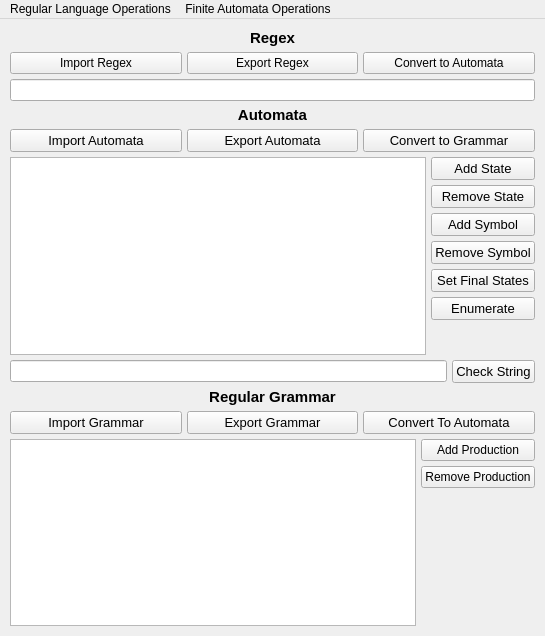
Above: ui/mainwindow.ui from JoaoFagundes/INE5421-T1 before the change. Below: the same form after it.
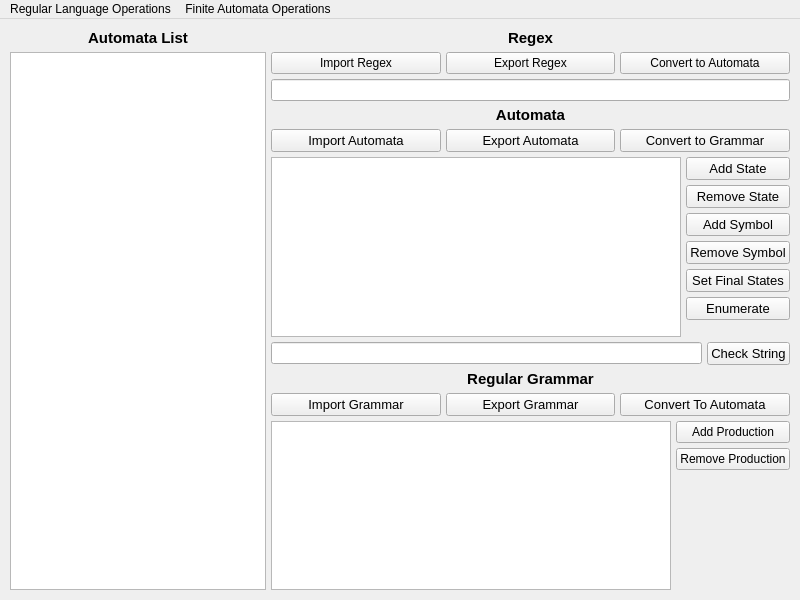
That is the form after the change.

Commit message: maintaining used automatas listed

Diff of the .ui file:
```diff
--- a/ui/mainwindow.ui
+++ b/ui/mainwindow.ui
@@ -6,15 +6,15 @@
    <rect>
     <x>0</x>
     <y>0</y>
-    <width>545</width>
-    <height>636</height>
+    <width>800</width>
+    <height>600</height>
    </rect>
   </property>
   <property name="windowTitle">
    <string>MainWindow</string>
   </property>
   <widget class="QWidget" name="centralwidget">
-   <layout class="QVBoxLayout" name="verticalLayout">
+   <layout class="QHBoxLayout" name="horizontalLayout_2">
     <property name="spacing">
      <number>5</number>
     </property>
@@ -29,6 +29,60 @@
     </property>
     <property name="bottomMargin">
      <number>10</number>
+    </property>
+    <item>
+     <layout class="QVBoxLayout" name="verticalAutomataList">
+      <property name="sizeConstraint">
+       <enum>QLayout::SetDefaultConstraint</enum>
+      </property>
+      <item>
+       <widget class="QLabel" name="automataListLabel">
+        <property name="font">
+         <font>
+          <pointsize>11</pointsize>
+          <weight>75</weight>
+          <bold>true</bold>
+         </font>
+        </property>
+        <property name="text">
+         <string>Automata List</string>
+        </property>
+        <property name="alignment">
+         <set>Qt::AlignCenter</set>
+        </property>
+       </widget>
+      </item>
+      <item>
+       <widget class="QListWidget" name="automataList">
+        <property name="sizePolicy">
+         <sizepolicy hsizetype="Minimum" vsizetype="Expanding">
+          <horstretch>0</horstretch>
+          <verstretch>0</verstretch>
+         </sizepolicy>
+        </property>
+       </widget>
+      </item>
+     </layout>
+    </item>
+    <item>
+     <layout class="QVBoxLayout" name="verticalLayoutMain" stretch="0,0,0">
+      <property name="spacing">
+       <number>5</number>
+      </property>
+      <property name="sizeConstraint">
+       <enum>QLayout::SetDefaultConstraint</enum>
+      </property>
+      <property name="leftMargin">
+       <number>0</number>
+      </property>
+      <property name="topMargin">
+       <number>0</number>
+      </property>
+      <property name="rightMargin">
+       <number>0</number>
+      </property>
+      <property name="bottomMargin">
+       <number>0</number>
     </property>
     <item>
      <layout class="QVBoxLayout" name="verticalRegex">
@@ -385,13 +439,15 @@
      </layout>
     </item>
    </layout>
+    </item>
+   </layout>
   </widget>
   <widget class="QMenuBar" name="menuBar">
    <property name="geometry">
     <rect>
      <x>0</x>
      <y>0</y>
-     <width>545</width>
+     <width>800</width>
      <height>22</height>
     </rect>
    </property>
```
Lines whose indentation alone changed are shown as unchanged. The commit also changes 7 other files.
